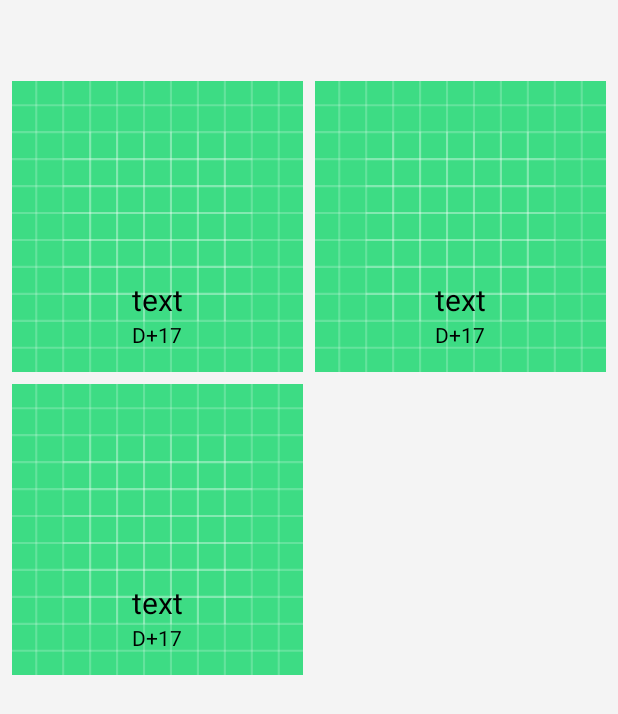
After one commit to nahy-512/neo_Android, an Android app: the layout fragment_friends.xml on its own in the app's theme, with its tools: preview values and no code run, on a phone screen of 412 x 824 dp. The commit adds this screen. Shown: the top 714 px of the screen. Run offline under Robolectric (Android 15) with nearby library versions, the phone set to English and light mode, and no system bars.

Commit message:
feat: 친구 목록 화면 MVP UI 제작

```diff
--- /dev/null
+++ b/app/src/main/java/com/neo/myapplication/presentation/ui/main/friends/adapter/FriendAdapter.kt
@@ -0,0 +1,25 @@
+package com.neo.myapplication.presentation.ui.main.friends.adapter
+
+import android.view.LayoutInflater
+import android.view.ViewGroup
+import androidx.recyclerview.widget.RecyclerView
+import com.neo.myapplication.databinding.ItemFgFriendsRvListBinding
+
+class FriendAdapter(private val onClick : (Int) -> Unit) : RecyclerView.Adapter<FriendAdapter.FriendViewHolder>() {
+    //TODO: 데이터 목록 넣기
+    inner class FriendViewHolder(private val binding: ItemFgFriendsRvListBinding) : RecyclerView.ViewHolder(binding.root) {
+        fun bind() {
+            binding.root.setOnClickListener { onClick.invoke(0) }
+        }
+    }
+
+    override fun onCreateViewHolder(parent: ViewGroup, viewType: Int): FriendViewHolder {
+        return FriendViewHolder(ItemFgFriendsRvListBinding.inflate(LayoutInflater.from(parent.context), parent, false))
+    }
+
+    override fun getItemCount(): Int = 10 //TODO: 임의로 10
+
+    override fun onBindViewHolder(holder: FriendViewHolder, position: Int) {
+        holder.bind()
+    }
+}
--- /dev/null
+++ b/app/src/main/java/com/neo/myapplication/presentation/ui/main/friends/view/FriendsFragment.kt
@@ -0,0 +1,44 @@
+package com.neo.myapplication.presentation.ui.main.friends.view
+
+import android.os.Bundle
+import android.view.LayoutInflater
+import android.view.View
+import android.view.ViewGroup
+import android.widget.Toast
+import androidx.databinding.DataBindingUtil
+import androidx.fragment.app.Fragment
+import com.neo.myapplication.R
+import com.neo.myapplication.databinding.FragmentFriendsBinding
+import com.neo.myapplication.presentation.ui.main.friends.adapter.FriendAdapter
+
+class FriendsFragment : Fragment() {
+    private lateinit var binding: FragmentFriendsBinding
+    private val friendAdapter by lazy {
+        FriendAdapter(::onFriendClicked)
+    }
+
+    override fun onCreateView(
+        inflater: LayoutInflater,
+        container: ViewGroup?,
+        savedInstanceState: Bundle?
+    ): View? {
+        binding = DataBindingUtil.inflate(inflater, R.layout.fragment_friends, container, false)
+
+        initBinding()
+        initFriend()
+
+        return binding.root
+    }
+
+    private fun initBinding() {
+        // TODO: API 연결시 Binding 연결하기
+    }
+
+    private fun initFriend() {
+        binding.fgFriendsRvContent.adapter = friendAdapter
+    }
+
+    private fun onFriendClicked(positionIdx : Int) {
+        Toast.makeText(requireContext(), positionIdx.toString(), Toast.LENGTH_SHORT).show()
+    }
+}
--- a/app/src/main/java/com/neo/myapplication/presentation/ui/main/view/MainActivity.kt
+++ b/app/src/main/java/com/neo/myapplication/presentation/ui/main/view/MainActivity.kt
@@ -6,6 +6,7 @@ import android.widget.Toast
 import androidx.fragment.app.Fragment
 import com.neo.myapplication.R
 import com.neo.myapplication.databinding.ActivityMainBinding
+import com.neo.myapplication.presentation.ui.main.friends.view.FriendsFragment
 import com.neo.myapplication.presentation.ui.main.record.view.RecordFragment
 
 class MainActivity : AppCompatActivity() {
@@ -26,7 +27,7 @@ class MainActivity : AppCompatActivity() {
                 }// TODO: HomeFragment 이동
 
                 R.id.main_bottom_nav_friends -> {
-                    Toast.makeText(this, "Friends", Toast.LENGTH_SHORT).show()
+                    FriendsFragment().changeFragment()
                 }// TODO: FriendsFragment 이동
 
                 R.id.main_bottom_nav_record -> {
--- /dev/null
+++ b/app/src/main/res/layout/fragment_friends.xml
@@ -0,0 +1,27 @@
+<?xml version="1.0" encoding="utf-8"?>
+<layout xmlns:app="http://schemas.android.com/apk/res-auto"
+    xmlns:android="http://schemas.android.com/apk/res/android"
+    xmlns:tools="http://schemas.android.com/tools">
+
+    <androidx.constraintlayout.widget.ConstraintLayout
+        android:layout_width="match_parent"
+        android:layout_height="match_parent"
+        android:background="#f4f4f4">
+
+        <androidx.recyclerview.widget.RecyclerView
+            android:id="@+id/fg_friends_rv_content"
+            android:layout_width="match_parent"
+            android:layout_height="match_parent"
+            android:layout_marginTop="50dp"
+            android:layout_marginHorizontal="4dp"
+            android:overScrollMode="never"
+            app:layoutManager="androidx.recyclerview.widget.GridLayoutManager"
+            app:spanCount="2"
+            app:layout_constraintStart_toStartOf="parent"
+            app:layout_constraintEnd_toEndOf="parent"
+            app:layout_constraintTop_toTopOf="parent"
+            app:layout_constraintBottom_toBottomOf="parent"
+            tools:listitem="@layout/item_fg_friends_rv_list" />
+
+    </androidx.constraintlayout.widget.ConstraintLayout>
+</layout>
--- /dev/null
+++ b/app/src/main/res/layout/item_fg_friends_rv_list.xml
@@ -0,0 +1,58 @@
+<?xml version="1.0" encoding="utf-8"?>
+<layout xmlns:android="http://schemas.android.com/apk/res/android"
+    xmlns:tools="http://schemas.android.com/tools"
+    xmlns:app="http://schemas.android.com/apk/res-auto">
+
+    <androidx.constraintlayout.widget.ConstraintLayout
+        android:layout_width="match_parent"
+        android:layout_height="wrap_content"
+        android:layout_margin="4dp"
+        android:background="@color/white">
+
+        <androidx.constraintlayout.widget.ConstraintLayout
+            android:layout_width="match_parent"
+            android:layout_height="0dp"
+            app:layout_constraintDimensionRatio="1:1"
+            app:layout_constraintHorizontal_weight="1"
+            app:layout_constraintStart_toStartOf="parent"
+            app:layout_constraintTop_toTopOf="parent">
+
+            <ImageView
+                android:id="@+id/item_fg_friends_rv_list_iv_images"
+                android:layout_width="match_parent"
+                android:layout_height="match_parent"
+                tools:background="@drawable/ic_launcher_background"
+                app:layout_constraintTop_toTopOf="parent"
+                app:layout_constraintStart_toStartOf="parent"
+                app:layout_constraintEnd_toEndOf="parent"/>
+
+            <LinearLayout
+                android:layout_width="match_parent"
+                android:layout_height="wrap_content"
+                android:orientation="vertical"
+                android:gravity="center_horizontal"
+                android:layout_marginBottom="15dp"
+                app:layout_constraintStart_toStartOf="@id/item_fg_friends_rv_list_iv_images"
+                app:layout_constraintBottom_toBottomOf="@id/item_fg_friends_rv_list_iv_images">
+
+                <TextView
+                    android:id="@+id/item_fg_friends_rv_list_tv_friend_name"
+                    android:layout_width="wrap_content"
+                    android:layout_height="wrap_content"
+                    android:textSize="20sp"
+                    android:textColor="@color/black"
+                    tools:text="text"/>
+
+                <TextView
+                    android:id="@+id/item_fg_friends_rv_list_tv_date"
+                    android:layout_width="wrap_content"
+                    android:layout_height="wrap_content"
+                    android:textColor="@color/black"
+                    tools:text="D+17"/>
+
+            </LinearLayout>
+
+        </androidx.constraintlayout.widget.ConstraintLayout>
+
+    </androidx.constraintlayout.widget.ConstraintLayout>
+</layout>
```
